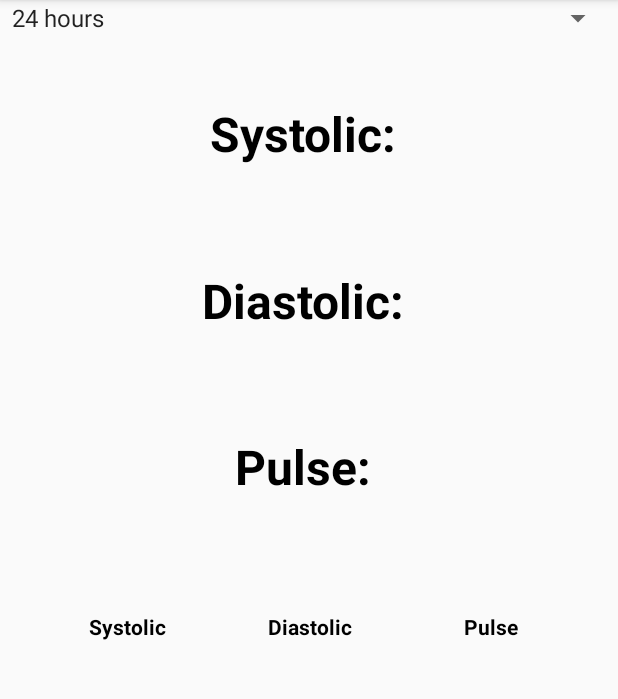
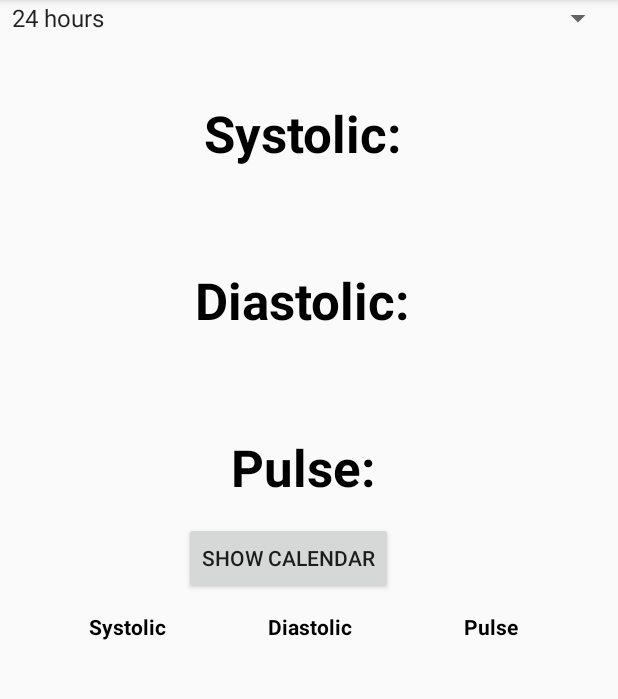
Before and after one commit to ianvol/bloodpressureble, an Android app: the fragment HomeFragment shown on its own in the app's theme, on a phone screen of 412 x 824 dp, the part 84-783 px from its top. Run offline under Robolectric (Android 15) with nearby library versions, the phone set to English and light mode, and no system bars; libraries missing offline, so code that uses them is left out: com.github.mikephil.charting; plain views replace LineChart; 3 statements that could not run were skipped.

Commit message:
Calendar - choose date for valid readings

```diff
--- a/app/src/main/java/com/example/bloodpressure/ui/home/HomeFragment.java
+++ b/app/src/main/java/com/example/bloodpressure/ui/home/HomeFragment.java
@@ -24,6 +24,8 @@ import android.view.View;
 import android.view.ViewGroup;
 import android.widget.AdapterView;
 import android.widget.ArrayAdapter;
+import android.widget.Button;
+import android.widget.CalendarView;
 import android.widget.Spinner;
 import android.widget.TextView;
 import android.widget.Toast;
@@ -43,6 +45,8 @@ import com.example.bloodpressure.gatt.BluetoothLeService;
 import com.example.bloodpressure.R;
 import com.example.bloodpressure.databinding.FragmentHomeBinding;
 import com.github.mikephil.charting.charts.LineChart;
+
+import org.jetbrains.annotations.Nullable;
 
 import java.util.ArrayList;
 import java.util.List;
@@ -64,7 +68,6 @@ public class HomeFragment extends Fragment {
     private final List<BloodPressureReading> readings = new ArrayList<>();
 
     private BloodPressureDao bloodPressureDao;
-    private LineChart lineChart;
 
     private final Handler handler = new Handler();
 
@@ -94,6 +97,13 @@ public class HomeFragment extends Fragment {
         BluetoothManager bluetoothManager = (BluetoothManager) requireActivity().getSystemService(Context.BLUETOOTH_SERVICE);
         bluetoothAdapter = bluetoothManager.getAdapter();
 
+        Button toggleCalendarButton = root.findViewById(R.id.button_toggle_calendar);
+        CalendarView calendarView = root.findViewById(R.id.calendarView);
+
+        TextView systolicText = root.findViewById(R.id.text_systolic);
+        TextView diastolicText = root.findViewById(R.id.text_diastolic);
+        TextView pulseText = root.findViewById(R.id.text_pulse);
+
         if (bluetoothAdapter == null) {
             Toast.makeText(getActivity(), "Bluetooth not supported on this device", Toast.LENGTH_SHORT).show();
             requireActivity().finish();
@@ -114,7 +124,7 @@ public class HomeFragment extends Fragment {
 
         bloodPressureDao = new BloodPressureDao(getActivity());
 
-        loadReadingsData("24 hours"); // Default upon loading
+        loadReadingsData("24 hours", null); // Default upon loading
 
         Spinner spinnerTimes = root.findViewById(R.id.spinner_times);
         ArrayAdapter<CharSequence> spinnerAdapter = ArrayAdapter.createFromResource(requireActivity(), R.array.times, android.R.layout.simple_spinner_item);
@@ -125,11 +135,35 @@ public class HomeFragment extends Fragment {
             @Override
             public void onItemSelected(AdapterView<?> parentView, View selectedItemView, int position, long id) {
                 String selectedTime = parentView.getItemAtPosition(position).toString();
-                loadReadingsData(selectedTime);
+                loadReadingsData(selectedTime, null);
             }
             @Override
             public void onNothingSelected(AdapterView<?> parentView) { }
         });
+
+        toggleCalendarButton.setOnClickListener(v -> {
+            if (calendarView.getVisibility() == View.GONE) {
+                calendarView.setVisibility(View.VISIBLE);
+                systolicText.setVisibility(View.GONE);
+                diastolicText.setVisibility(View.GONE);
+                pulseText.setVisibility(View.GONE);
+                toggleCalendarButton.setText("Hide Calendar");
+            } else {
+                calendarView.setVisibility(View.GONE);
+                systolicText.setVisibility(View.VISIBLE);
+                diastolicText.setVisibility(View.VISIBLE);
+                pulseText.setVisibility(View.VISIBLE);
+                toggleCalendarButton.setText("Show Calendar");
+            }
+        });
+
+        calendarView.setOnDateChangeListener((view, year, month, dayOfMonth) -> {
+            int correctedMonth = month + 1; // correct index
+            @SuppressLint("DefaultLocale") String selectedDate = String.format("%04d-%02d-%02d", year, correctedMonth, dayOfMonth);
+            loadReadingsData(null, selectedDate);
+        });
+
+        toggleCalendarButton.performClick(); // Temp stopgap
 
         //bloodPressureDao.logAllTimestamps(); // For debugging readings
 
@@ -256,10 +290,15 @@ public class HomeFragment extends Fragment {
     };
 
     @SuppressLint("NotifyDataSetChanged")
-    private void loadReadingsData(String timeRange) {
+    private void loadReadingsData(String timeRange, @Nullable String selectedDate) {
         new Thread(() -> {
             List<BloodPressureReading> filteredReadings = new ArrayList<>();
 
+            // If a specific date is selected, load readings for that date
+            if (selectedDate != null && !selectedDate.isEmpty()) {
+                filteredReadings = bloodPressureDao.getReadingsCertainDate(selectedDate);
+            } else {
+                // If no date is selected, load readings based on the time range
                 switch (timeRange) {
                     case "24 hours":
                         filteredReadings = bloodPressureDao.getReadingsLast24Hours();
@@ -271,6 +310,9 @@ public class HomeFragment extends Fragment {
                         filteredReadings = bloodPressureDao.getReadingsLast7Days();
                         break;
                 }
+            }
+
+            // Update the readings list on the main thread
             List<BloodPressureReading> finalFilteredReadings = filteredReadings;
             requireActivity().runOnUiThread(() -> {
                 readings.clear();
@@ -280,6 +322,8 @@ public class HomeFragment extends Fragment {
         }).start();
     }
 
+
+
     private final Runnable scanRunnable = new Runnable() {
         @Override
         public void run() {
--- a/app/src/main/res/layout/fragment_home.xml
+++ b/app/src/main/res/layout/fragment_home.xml
@@ -14,50 +14,61 @@
         android:orientation="horizontal"
         app:layout_constraintGuide_percent="0.5" />
 
+    <Button
+        android:id="@+id/button_toggle_calendar"
+        android:layout_width="wrap_content"
+        android:layout_height="wrap_content"
+        android:layout_marginTop="348dp"
+        android:text="Show Calendar"
+        app:layout_constraintEnd_toEndOf="parent"
+        app:layout_constraintHorizontal_bias="0.449"
+        app:layout_constraintStart_toStartOf="parent"
+        app:layout_constraintTop_toTopOf="parent" />
+
     <TextView
         android:id="@+id/text_systolic"
         android:layout_width="wrap_content"
         android:layout_height="wrap_content"
+        android:layout_marginTop="16dp"
         android:text="Systolic: "
-        android:textSize="32sp"
+        android:textColor="@android:color/black"
+        android:textSize="34sp"
         android:textStyle="bold"
-        android:textColor="@android:color/black"
-        app:layout_constraintTop_toTopOf="parent"
         app:layout_constraintBottom_toTopOf="@id/text_diastolic"
+        app:layout_constraintEnd_toEndOf="parent"
+        app:layout_constraintHorizontal_bias="0.5"
         app:layout_constraintStart_toStartOf="parent"
-        app:layout_constraintEnd_toEndOf="parent"
-        android:layout_marginTop="16dp"
-        app:layout_constraintHorizontal_bias="0.5" />
+        app:layout_constraintTop_toTopOf="parent" />
 
     <TextView
         android:id="@+id/text_diastolic"
         android:layout_width="wrap_content"
         android:layout_height="wrap_content"
+        android:layout_marginTop="16dp"
         android:text="Diastolic: "
-        android:textSize="32sp"
+        android:textColor="@android:color/black"
+        android:textSize="34sp"
         android:textStyle="bold"
-        android:textColor="@android:color/black"
-        app:layout_constraintTop_toBottomOf="@id/text_systolic"
         app:layout_constraintBottom_toTopOf="@id/text_pulse"
+        app:layout_constraintEnd_toEndOf="parent"
+        app:layout_constraintHorizontal_bias="0.5"
         app:layout_constraintStart_toStartOf="parent"
-        app:layout_constraintEnd_toEndOf="parent"
-        android:layout_marginTop="16dp"
-        app:layout_constraintHorizontal_bias="0.5" />
+        app:layout_constraintTop_toBottomOf="@id/text_systolic" />
 
     <TextView
         android:id="@+id/text_pulse"
         android:layout_width="wrap_content"
         android:layout_height="wrap_content"
+        android:layout_marginTop="16dp"
         android:text="Pulse: "
-        android:textSize="32sp"
+        android:textColor="@android:color/black"
+        android:textSize="34sp"
         android:textStyle="bold"
-        android:textColor="@android:color/black"
-        app:layout_constraintTop_toBottomOf="@id/text_diastolic"
         app:layout_constraintBottom_toTopOf="@id/guideline"
+        app:layout_constraintEnd_toEndOf="parent"
+        app:layout_constraintHorizontal_bias="0.5"
         app:layout_constraintStart_toStartOf="parent"
-        app:layout_constraintEnd_toEndOf="parent"
-        android:layout_marginTop="16dp"
-        app:layout_constraintHorizontal_bias="0.5" />
+        app:layout_constraintTop_toBottomOf="@id/text_diastolic" />
 
     <com.github.mikephil.charting.charts.LineChart
         android:id="@+id/line_chart"
@@ -88,4 +99,12 @@
         tools:layout_editor_absoluteX="1dp"
         tools:layout_editor_absoluteY="654dp" />
 
+    <CalendarView
+        android:id="@+id/calendarView"
+        android:layout_width="wrap_content"
+        android:layout_height="wrap_content"
+        app:layout_constraintBottom_toTopOf="@id/button_toggle_calendar"
+        app:layout_constraintStart_toStartOf="parent"
+        app:layout_constraintEnd_toEndOf="parent" />
+
 </androidx.constraintlayout.widget.ConstraintLayout>
```
Also changed, not shown: app/src/main/java/com/example/bloodpressure/db/BloodPressureDao.java (+34 -0 lines). Lines whose indentation alone changed are shown as unchanged.
